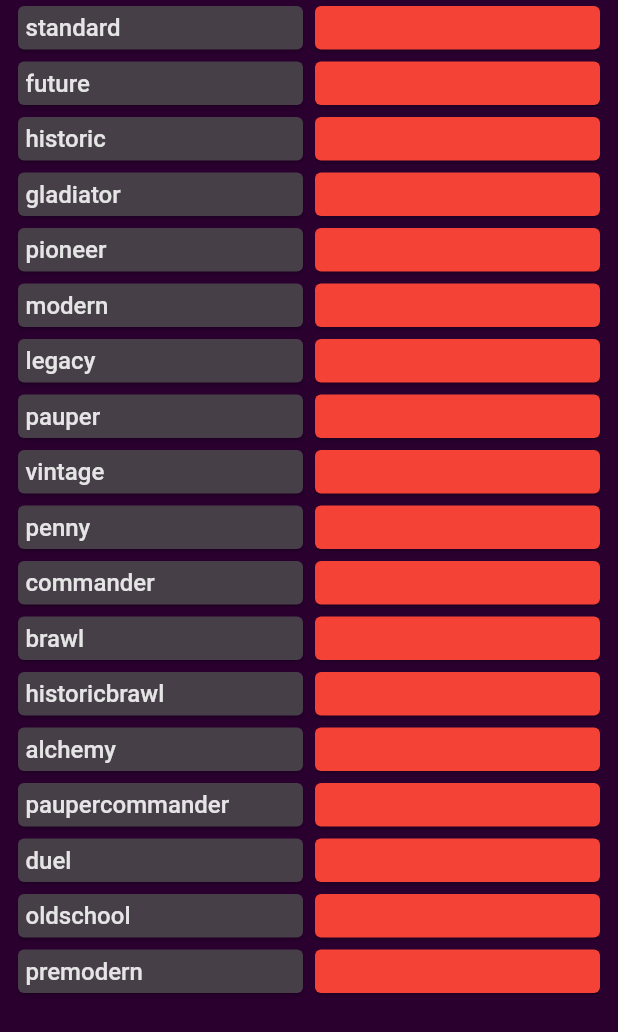
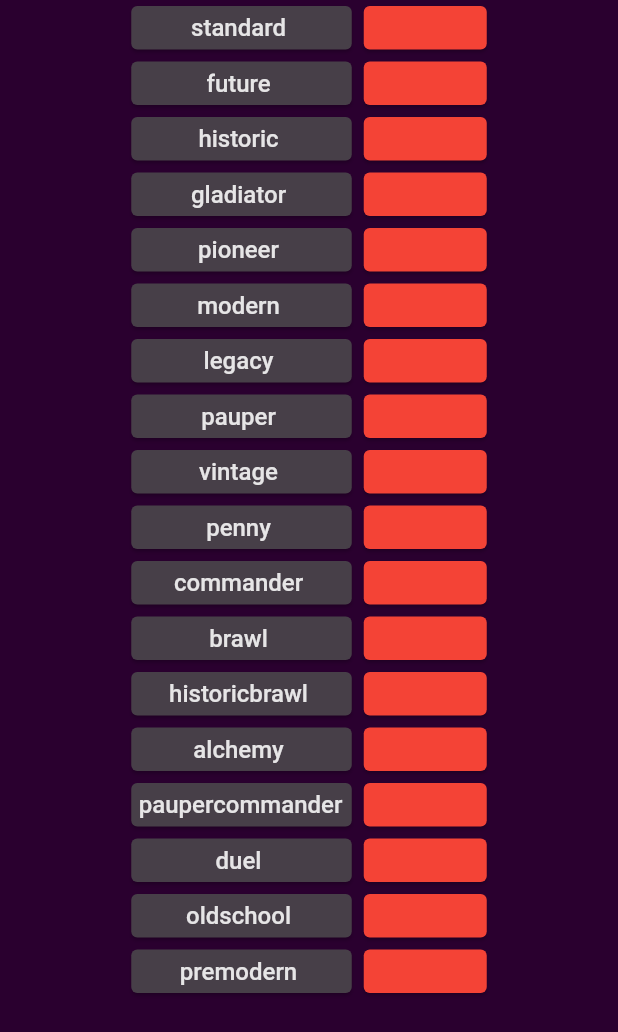
Before and after one commit to Rangel07/scryfallAPP, a Flutter app: the CardLegal widget shown alone on an empty page, opened directly with empty values, on a phone screen of 412 x 824 dp. Shown: the top 1032 px of the screen. Run offline on Flutter 3.47's test engine with Material 2 defaults, Android fonts, the phone set to English and light mode, and no system bars; network calls fail.

Commit message:
Legalities cards adjusted

```diff
--- a/scryfall_app/lib/widgets/card_legal.dart
+++ b/scryfall_app/lib/widgets/card_legal.dart
@@ -21,29 +21,32 @@ class CardLegal extends StatelessWidget {
           for (var format in formatList)
             Row(
               mainAxisAlignment: MainAxisAlignment.center,
-              // TODO SizedBoxes and adjust
               children: [
-                Expanded(
-                  flex: 1,
+                SizedBox(
+                  width: 155,
                   child: Card(
                     child: Padding(
                       padding: const EdgeInsets.all(5.0),
+                      child: Center(
                         child: Text(
                           "$format ",
                           style: ktextCard,
                         ),
                       ),
+                    ),
                     color: kgrey,
                   ),
                 ),
-                Expanded(
-                  flex: 1,
+                SizedBox(
+                  width: 90,
                   child: Card(
                     child: Padding(
                       padding: const EdgeInsets.all(5.0),
+                      child: Center(
                         child: Text(
                           legalList[format],
                           style: ktextCard,
+                        ),
                       ),
                     ),
                     color: (legalList[format] == 'legal')
```
Lines whose indentation alone changed are shown as unchanged.
